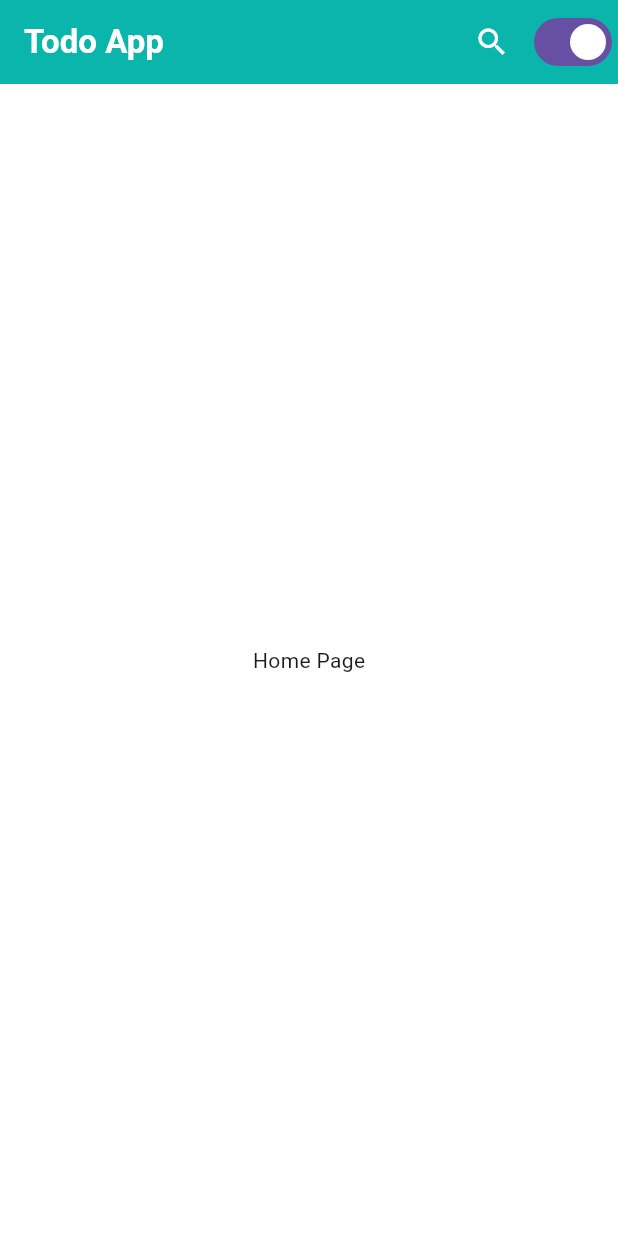
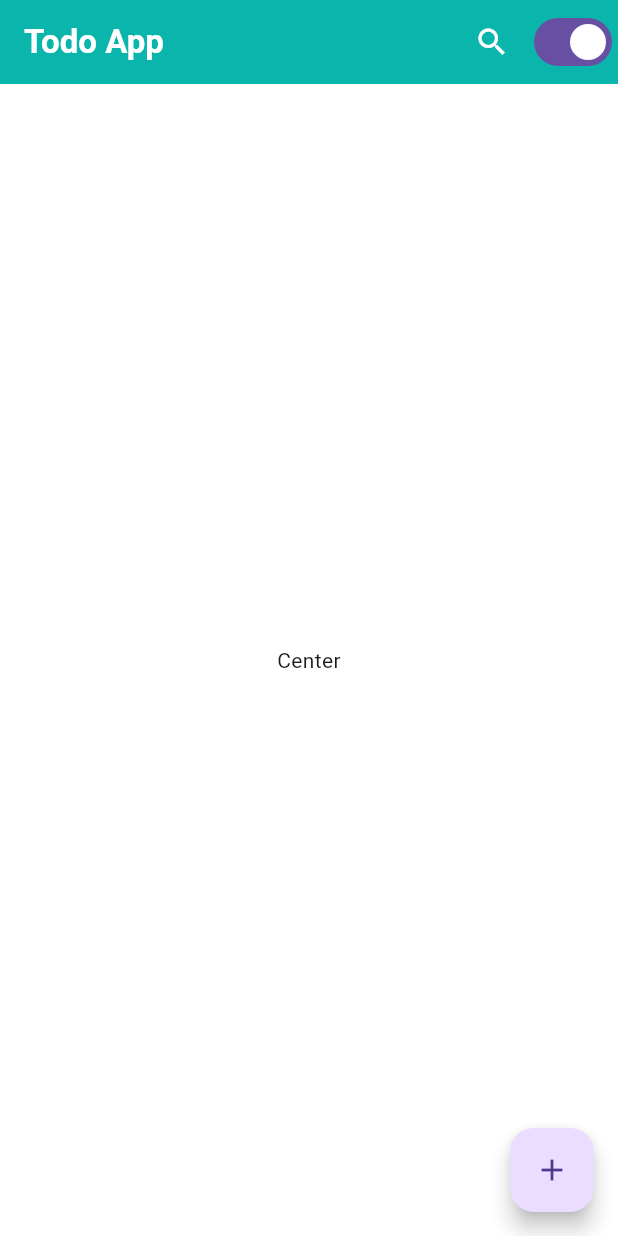
Before and after one commit to UmerFarooqJillani/Todo-List-App, a Flutter app: the screen it shows after launch, on a phone screen of 412 x 824 dp. Run offline on Flutter 3.47's test engine with Material 3 defaults, Android fonts, the phone set to English and light mode, and no system bars; our stand-ins replace flutter_riverpod, flutter_screenutil.

Commit message:
Make the classes in of body and FCB

```diff
--- a/todo_app/lib/features/home/home_screen.dart
+++ b/todo_app/lib/features/home/home_screen.dart
@@ -9,7 +9,8 @@ class HomePage extends StatelessWidget{
   Widget build(BuildContext context) {
     return Scaffold(
       appBar: MyAppBar(),
-      body: Center(child: Text("Home Page"),),
+      body: MyBody(),
+      floatingActionButton: MyFCB(),
     );
   }
 }
--- a/todo_app/lib/features/home/home_widgets.dart
+++ b/todo_app/lib/features/home/home_widgets.dart
@@ -16,7 +16,7 @@ class MyAppBar extends StatelessWidget implements PreferredSizeWidget {
         Row(
           children: [
             IconButton(onPressed: () {}, icon: Icon(Icons.search)),
-            Switch(value: isdark, onChanged: (value) {}, ),
+            Switch(value: isdark, onChanged: (value) {}),
           ],
         ),
       ],
@@ -26,3 +26,21 @@ class MyAppBar extends StatelessWidget implements PreferredSizeWidget {
   @override
   Size get preferredSize => Size.fromHeight(kToolbarHeight);
 }
+
+class MyBody extends StatelessWidget {
+  const MyBody({super.key});
+
+  @override
+  Widget build(BuildContext context) {
+    return Center(child: Text("Center"));
+  }
+}
+
+class MyFCB extends StatelessWidget {
+  const MyFCB({super.key});
+
+  @override
+  Widget build(BuildContext context) {
+    return FloatingActionButton(onPressed: () {}, child: Icon(Icons.add));
+  }
+}
```
